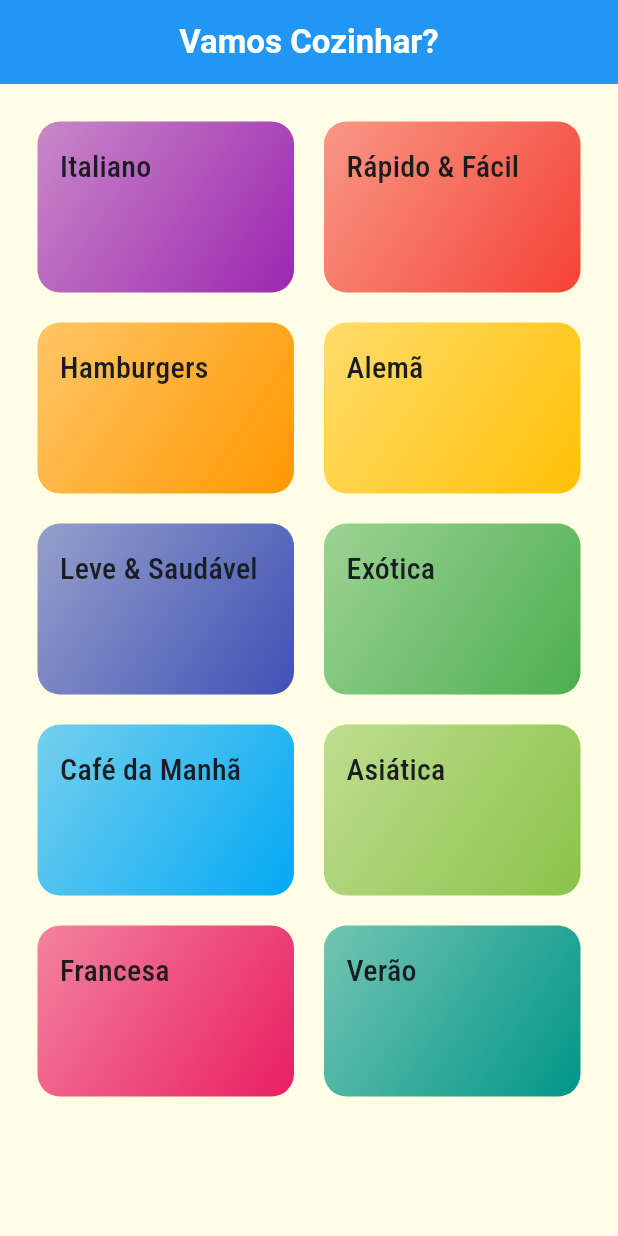
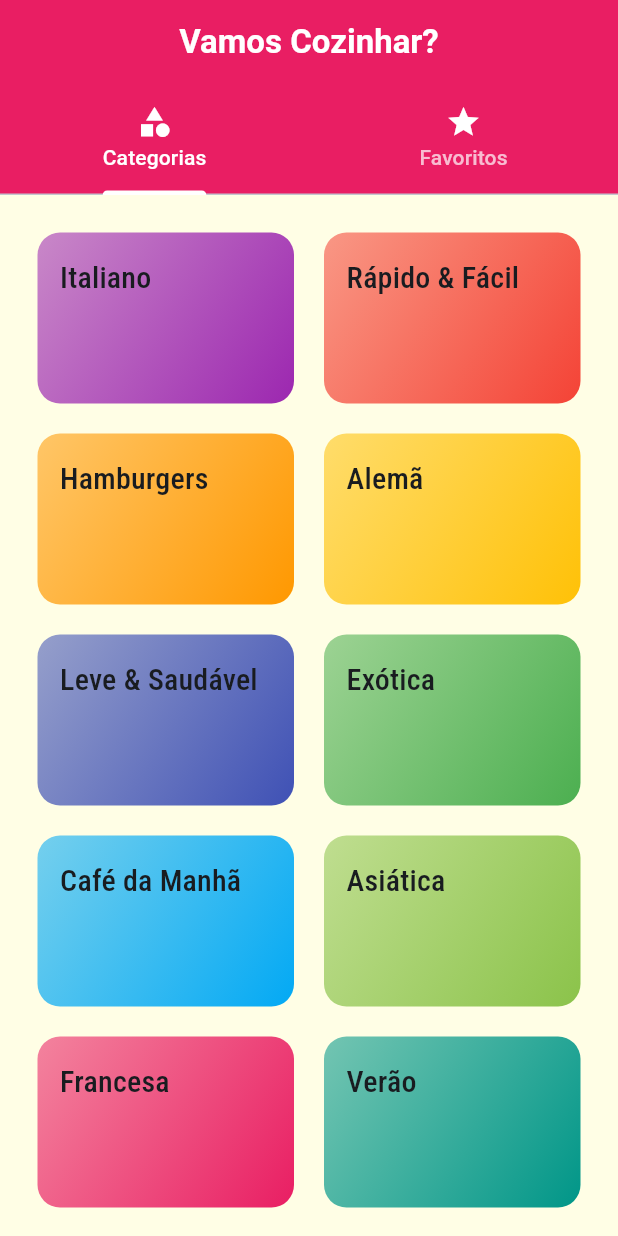
Before and after one commit to And5reas/comida, a Flutter app: the screen it shows after launch, on a phone screen of 412 x 824 dp. Run offline on Flutter 3.47's test engine with Material 3 defaults, Android fonts, the light colour scheme and no system bars.

Commit message:
Changed backgrounColor of AppBar using Theme, and created favorite tab

```diff
--- a/lib/main.dart
+++ b/lib/main.dart
@@ -1,7 +1,7 @@
 import 'package:comida/screens/meal_detail_screen.dart';
 import 'package:flutter/material.dart';
-import 'package:comida/screens/categories_screen.dart';
 import 'package:comida/screens/categories_meals_screen.dart';
+import 'package:comida/screens/tabs_screen.dart';
 import 'package:comida/utils/app_routes.dart';
 
 void main() {
@@ -18,6 +18,13 @@ class Comida extends StatelessWidget {
       theme: ThemeData(
           fontFamily: 'Raleway',
           canvasColor: Color.fromRGBO(255, 254, 229, 1),
+          tabBarTheme: TabBarThemeData(
+              labelColor: Colors.white,
+              indicatorColor: Colors.white,
+              unselectedLabelColor: Colors.white70),
+          appBarTheme: AppBarTheme(
+            backgroundColor: Colors.pink,
+          ),
           primarySwatch: Colors.blue,
           colorScheme: ColorScheme.fromSeed(
             seedColor: Colors.blue,
@@ -34,7 +41,7 @@ class Comida extends StatelessWidget {
                 fontFamily: 'RobotoCondensed',
               ))),
       routes: {
-        AppRoutes.home: (ctx) => CategoriesScreen(),
+        AppRoutes.home: (ctx) => TabsScreen(),
         AppRoutes.categoriesMeals: (ctx) => CategoriesMealsScreen(),
         AppRoutes.mealDatail: (ctx) => MealDetailScreen(),
       },
--- a/lib/screens/categories_meals_screen.dart
+++ b/lib/screens/categories_meals_screen.dart
@@ -25,7 +25,6 @@ class CategoriesMealsScreen extends StatelessWidget {
             fontWeight: FontWeight.bold,
           ),
         ),
-        backgroundColor: Theme.of(context).colorScheme.primary,
       ),
       body: ListView.builder(
         itemCount: categoryMeals.length,
--- a/lib/screens/categories_screen.dart
+++ b/lib/screens/categories_screen.dart
@@ -7,20 +7,7 @@ class CategoriesScreen extends StatelessWidget {
 
   @override
   Widget build(BuildContext context) {
-    return Scaffold(
-      backgroundColor: Theme.of(context).canvasColor,
-      appBar: AppBar(
-        centerTitle: true,
-        title: Text(
-          'Vamos Cozinhar?',
-          style: TextStyle(
-            color: Theme.of(context).colorScheme.onPrimary,
-            fontWeight: FontWeight.bold,
-          ),
-        ),
-        backgroundColor: Theme.of(context).colorScheme.primary,
-      ),
-      body: GridView(
+    return GridView(
       padding: const EdgeInsets.all(25),
       gridDelegate: SliverGridDelegateWithMaxCrossAxisExtent(
         maxCrossAxisExtent: 200,
@@ -31,7 +18,6 @@ class CategoriesScreen extends StatelessWidget {
       children: dummyCategories.map((cat) {
         return CategoryItem(cat);
       }).toList(),
-      ),
     );
   }
 }
--- /dev/null
+++ b/lib/screens/favorite_screen.dart
@@ -0,0 +1,12 @@
+import 'package:flutter/material.dart';
+
+class FavoriteScreen extends StatelessWidget {
+  const FavoriteScreen({super.key});
+
+  @override
+  Widget build(BuildContext context) {
+    return Center(
+      child: Text('Meus Pratos Favoritos'),
+    );
+  }
+}
--- a/lib/screens/meal_detail_screen.dart
+++ b/lib/screens/meal_detail_screen.dart
@@ -39,7 +39,6 @@ class MealDetailScreen extends StatelessWidget {
             fontWeight: FontWeight.bold,
           ),
         ),
-        backgroundColor: Theme.of(context).colorScheme.primary,
       ),
       body: SingleChildScrollView(
         child: Column(
--- /dev/null
+++ b/lib/screens/tabs_screen.dart
@@ -0,0 +1,48 @@
+import 'package:comida/screens/categories_screen.dart';
+import 'package:comida/screens/favorite_screen.dart';
+import 'package:flutter/material.dart';
+
+class TabsScreen extends StatelessWidget {
+  const TabsScreen({super.key});
+
+  @override
+  Widget build(BuildContext context) {
+    return DefaultTabController(
+      length: 2,
+      child: Scaffold(
+        backgroundColor: Theme.of(context).canvasColor,
+        appBar: AppBar(
+          centerTitle: true,
+          title: Text(
+            'Vamos Cozinhar?',
+            style: TextStyle(
+              color: Theme.of(context).colorScheme.onPrimary,
+              fontWeight: FontWeight.bold,
+            ),
+          ),
+          bottom: TabBar(
+            tabs: [
+              Tab(
+                icon: Icon(
+                  Icons.category,
+                  color: Theme.of(context).colorScheme.onPrimary,
+                ),
+                text: 'Categorias',
+              ),
+              Tab(
+                icon: Icon(
+                  Icons.star,
+                  color: Theme.of(context).colorScheme.onPrimary,
+                ),
+                text: 'Favoritos',
+              ),
+            ],
+          ),
+        ),
+        body: TabBarView(
+          children: [CategoriesScreen(), FavoriteScreen()],
+        ),
+      ),
+    );
+  }
+}
```
Lines whose indentation alone changed are shown as unchanged.
